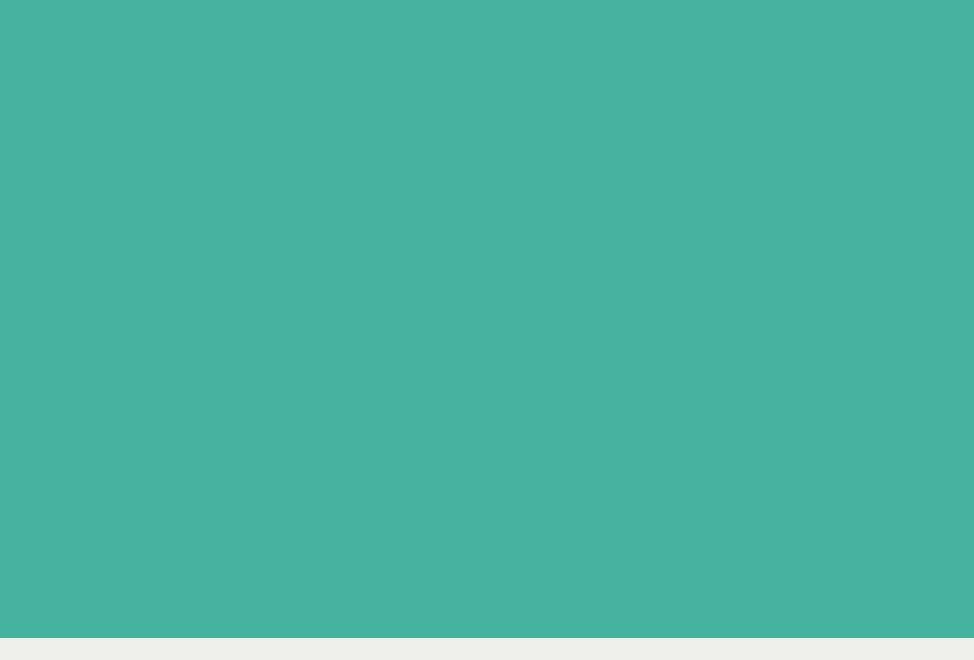
Before: the Qt Designer form eco-classroom/ihmecoclassroom.ui in bts-lasalle-avignon-projets/eco-classroom-2022, drawn with Qt 5.
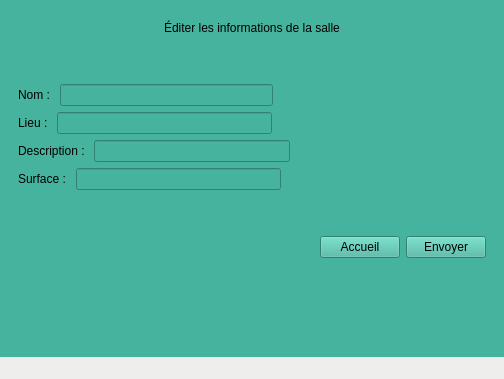
After: the same form once the commit is applied. The open tabs and pages were chosen to show the change.

Commit message: ECO22-40 Ajout la page de modification d'une salle

What changed in the file:
```diff
--- a/eco-classroom/ihmecoclassroom.ui
+++ b/eco-classroom/ihmecoclassroom.ui
@@ -6,8 +6,8 @@
    <rect>
     <x>0</x>
     <y>0</y>
-    <width>974</width>
-    <height>660</height>
+    <width>504</width>
+    <height>379</height>
    </rect>
   </property>
   <property name="windowTitle">
@@ -568,7 +568,229 @@
         </item>
        </layout>
       </widget>
-      <widget class="QWidget" name="editionSalle"/>
+      <widget class="QWidget" name="editionSalle">
+       <layout class="QVBoxLayout" name="verticalLayout_6">
+        <item>
+         <layout class="QVBoxLayout" name="verticalLayoutPrincipalEdite">
+          <item>
+           <layout class="QHBoxLayout" name="horizontalLayoutlabel">
+            <item>
+             <spacer name="horizontalSpacer_11">
+              <property name="orientation">
+               <enum>Qt::Horizontal</enum>
+              </property>
+              <property name="sizeHint" stdset="0">
+               <size>
+                <width>40</width>
+                <height>20</height>
+               </size>
+              </property>
+             </spacer>
+            </item>
+            <item>
+             <widget class="QLabel" name="labelEdite">
+              <property name="text">
+               <string>Éditer les informations de la salle</string>
+              </property>
+             </widget>
+            </item>
+            <item>
+             <spacer name="horizontalSpacer_12">
+              <property name="orientation">
+               <enum>Qt::Horizontal</enum>
+              </property>
+              <property name="sizeHint" stdset="0">
+               <size>
+                <width>40</width>
+                <height>20</height>
+               </size>
+              </property>
+             </spacer>
+            </item>
+           </layout>
+          </item>
+          <item>
+           <spacer name="verticalSpacer_6">
+            <property name="orientation">
+             <enum>Qt::Vertical</enum>
+            </property>
+            <property name="sizeHint" stdset="0">
+             <size>
+              <width>20</width>
+              <height>40</height>
+             </size>
+            </property>
+           </spacer>
+          </item>
+          <item>
+           <layout class="QHBoxLayout" name="horizontalLayoutNomEdite">
+            <item>
+             <widget class="QLabel" name="labelNomEdite">
+              <property name="text">
+               <string>Nom : </string>
+              </property>
+             </widget>
+            </item>
+            <item>
+             <widget class="QLineEdit" name="lineEditNom"/>
+            </item>
+            <item>
+             <spacer name="horizontalSpacer_13">
+              <property name="orientation">
+               <enum>Qt::Horizontal</enum>
+              </property>
+              <property name="sizeHint" stdset="0">
+               <size>
+                <width>40</width>
+                <height>20</height>
+               </size>
+              </property>
+             </spacer>
+            </item>
+           </layout>
+          </item>
+          <item>
+           <layout class="QHBoxLayout" name="horizontalLayoutLieuEdite">
+            <item>
+             <widget class="QLabel" name="labelLieuEdite">
+              <property name="text">
+               <string>Lieu : </string>
+              </property>
+             </widget>
+            </item>
+            <item>
+             <widget class="QLineEdit" name="lineEditLieu"/>
+            </item>
+            <item>
+             <spacer name="horizontalSpacer_14">
+              <property name="orientation">
+               <enum>Qt::Horizontal</enum>
+              </property>
+              <property name="sizeHint" stdset="0">
+               <size>
+                <width>40</width>
+                <height>20</height>
+               </size>
+              </property>
+             </spacer>
+            </item>
+           </layout>
+          </item>
+          <item>
+           <layout class="QHBoxLayout" name="horizontalLayoutDescriptionEdite">
+            <item>
+             <widget class="QLabel" name="labelDescriptionEdite">
+              <property name="text">
+               <string>Description : </string>
+              </property>
+             </widget>
+            </item>
+            <item>
+             <widget class="QLineEdit" name="lineEditDescription"/>
+            </item>
+            <item>
+             <spacer name="horizontalSpacer_15">
+              <property name="orientation">
+               <enum>Qt::Horizontal</enum>
+              </property>
+              <property name="sizeHint" stdset="0">
+               <size>
+                <width>40</width>
+                <height>20</height>
+               </size>
+              </property>
+             </spacer>
+            </item>
+           </layout>
+          </item>
+          <item>
+           <layout class="QHBoxLayout" name="horizontalLayoutSurfaceEdite">
+            <item>
+             <widget class="QLabel" name="labelSurfaceEdite">
+              <property name="text">
+               <string>Surface : </string>
+              </property>
+             </widget>
+            </item>
+            <item>
+             <widget class="QLineEdit" name="lineEditSurface"/>
+            </item>
+            <item>
+             <spacer name="horizontalSpacer_16">
+              <property name="orientation">
+               <enum>Qt::Horizontal</enum>
+              </property>
+              <property name="sizeHint" stdset="0">
+               <size>
+                <width>40</width>
+                <height>20</height>
+               </size>
+              </property>
+             </spacer>
+            </item>
+           </layout>
+          </item>
+          <item>
+           <spacer name="verticalSpacer_4">
+            <property name="orientation">
+             <enum>Qt::Vertical</enum>
+            </property>
+            <property name="sizeHint" stdset="0">
+             <size>
+              <width>20</width>
+              <height>40</height>
+             </size>
+            </property>
+           </spacer>
+          </item>
+          <item>
+           <layout class="QHBoxLayout" name="horizontalLayoutEnvoyer">
+            <item>
+             <spacer name="horizontalSpacer_10">
+              <property name="orientation">
+               <enum>Qt::Horizontal</enum>
+              </property>
+              <property name="sizeHint" stdset="0">
+               <size>
+                <width>40</width>
+                <height>20</height>
+               </size>
+              </property>
+             </spacer>
+            </item>
+            <item>
+             <widget class="QPushButton" name="buttonAccueilEdite">
+              <property name="text">
+               <string>Accueil</string>
+              </property>
+             </widget>
+            </item>
+            <item>
+             <widget class="QPushButton" name="buttonEnvoyer">
+              <property name="text">
+               <string>Envoyer</string>
+              </property>
+             </widget>
+            </item>
+           </layout>
+          </item>
+         </layout>
+        </item>
+        <item>
+         <spacer name="verticalSpacer_5">
+          <property name="orientation">
+           <enum>Qt::Vertical</enum>
+          </property>
+          <property name="sizeHint" stdset="0">
+           <size>
+            <width>20</width>
+            <height>40</height>
+           </size>
+          </property>
+         </spacer>
+        </item>
+       </layout>
+      </widget>
      </widget>
     </item>
    </layout>
```
Left out of the diff: 6 changed lines with no effect on the pictures. The commit also changes 2 other files.
